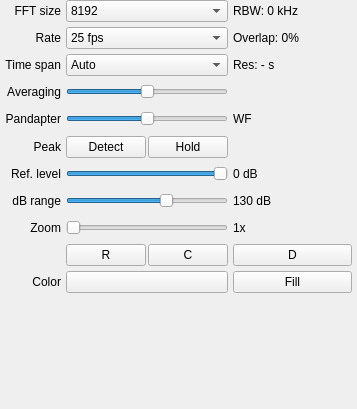
Above: src/qtgui/dockfft.ui from gqrx-sdr/gqrx before the change. Below: the same form after it.
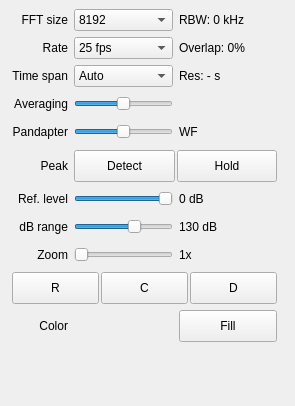
That is the form after the change. Icons and pictures are not drawn. Custom widgets are drawn as their Qt base class.

Commit message:
Fix the square button issue on OS X.
As it turns out, the reason for the square buttons on OS X is a feature.
The button corners change automatically when the button width becomes
smaller than 50 or the height becomes smaller than 30 pixels. So, in otder
to prevent the buttons become square shaped I set the minimum size to
50x32 pixels.

```diff
--- a/src/qtgui/dockfft.ui
+++ b/src/qtgui/dockfft.ui
@@ -6,20 +6,20 @@
    <rect>
     <x>0</x>
     <y>0</y>
-    <width>357</width>
-    <height>409</height>
+    <width>295</width>
+    <height>406</height>
    </rect>
   </property>
   <property name="sizePolicy">
-   <sizepolicy hsizetype="Expanding" vsizetype="Expanding">
+   <sizepolicy hsizetype="Preferred" vsizetype="Preferred">
     <horstretch>0</horstretch>
     <verstretch>0</verstretch>
    </sizepolicy>
   </property>
   <property name="minimumSize">
    <size>
-    <width>357</width>
-    <height>409</height>
+    <width>295</width>
+    <height>406</height>
    </size>
   </property>
   <property name="windowIcon">
@@ -38,108 +38,61 @@
   <widget class="QWidget" name="dockWidgetContents">
    <layout class="QVBoxLayout" name="verticalLayout">
     <property name="spacing">
-     <number>5</number>
+     <number>0</number>
     </property>
     <property name="leftMargin">
-     <number>5</number>
+     <number>0</number>
     </property>
     <property name="topMargin">
      <number>0</number>
     </property>
-    <property name="rightMargin">
-     <number>5</number>
-    </property>
     <property name="bottomMargin">
      <number>0</number>
     </property>
     <item>
-     <layout class="QGridLayout" name="gridLayout" columnstretch="0,0,0">
-      <property name="bottomMargin">
-       <number>5</number>
-      </property>
-      <property name="spacing">
-       <number>5</number>
-      </property>
-      <item row="4" column="0">
-       <widget class="QLabel" name="pandLabel">
+     <widget class="QScrollArea" name="scrollArea">
         <property name="sizePolicy">
-         <sizepolicy hsizetype="Preferred" vsizetype="Preferred">
+       <sizepolicy hsizetype="Minimum" vsizetype="Minimum">
           <horstretch>0</horstretch>
           <verstretch>0</verstretch>
          </sizepolicy>
         </property>
-        <property name="text">
-         <string>Pandapter</string>
-        </property>
-        <property name="alignment">
-         <set>Qt::AlignRight|Qt::AlignTrailing|Qt::AlignVCenter</set>
-        </property>
-       </widget>
-      </item>
-      <item row="3" column="1">
-       <widget class="QSlider" name="fftAvgSlider">
-        <property name="sizePolicy">
-         <sizepolicy hsizetype="MinimumExpanding" vsizetype="Preferred">
-          <horstretch>0</horstretch>
-          <verstretch>0</verstretch>
-         </sizepolicy>
-        </property>
-        <property name="minimumSize">
-         <size>
-          <width>0</width>
-          <height>22</height>
-         </size>
-        </property>
-        <property name="toolTip">
-         <string>FFT averaging gain</string>
+      <property name="frameShape">
+       <enum>QFrame::NoFrame</enum>
+      </property>
+      <property name="horizontalScrollBarPolicy">
+       <enum>Qt::ScrollBarAsNeeded</enum>
+      </property>
+      <property name="widgetResizable">
+       <bool>true</bool>
+      </property>
+      <widget class="QWidget" name="scrollAreaWidgetContents">
+       <property name="geometry">
+        <rect>
+         <x>0</x>
+         <y>0</y>
+         <width>283</width>
+         <height>394</height>
+        </rect>
+       </property>
+       <layout class="QGridLayout" name="gridLayout">
+        <property name="leftMargin">
+         <number>12</number>
         </property>
-        <property name="maximum">
-         <number>100</number>
-        </property>
-        <property name="value">
-         <number>50</number>
-        </property>
-        <property name="orientation">
-         <enum>Qt::Horizontal</enum>
-        </property>
-        <property name="invertedAppearance">
-         <bool>false</bool>
-        </property>
-        <property name="invertedControls">
-         <bool>false</bool>
-        </property>
-       </widget>
-      </item>
-      <item row="6" column="0">
-       <widget class="QLabel" name="label_1">
+        <item row="10" column="0">
+         <widget class="QLabel" name="colorLabel">
         <property name="toolTip">
          <string>The reference level is the level at the top of the FFT plot</string>
         </property>
         <property name="text">
-         <string>Ref. level</string>
+           <string>Color</string>
         </property>
         <property name="alignment">
          <set>Qt::AlignRight|Qt::AlignTrailing|Qt::AlignVCenter</set>
         </property>
        </widget>
       </item>
-      <item row="4" column="2">
-       <widget class="QLabel" name="wfLabel">
-        <property name="sizePolicy">
-         <sizepolicy hsizetype="MinimumExpanding" vsizetype="Preferred">
-          <horstretch>0</horstretch>
-          <verstretch>0</verstretch>
-         </sizepolicy>
-        </property>
-        <property name="text">
-         <string>WF</string>
-        </property>
-        <property name="alignment">
-         <set>Qt::AlignLeading|Qt::AlignLeft|Qt::AlignVCenter</set>
-        </property>
-       </widget>
-      </item>
-      <item row="11" column="1">
+        <item row="10" column="1">
        <widget class="QtColorPicker" name="colorPicker">
         <property name="sizePolicy">
          <sizepolicy hsizetype="MinimumExpanding" vsizetype="Preferred">
@@ -147,61 +100,28 @@
           <verstretch>0</verstretch>
          </sizepolicy>
         </property>
-        <property name="toolTip">
-         <string>Color for the FFT plot</string>
-        </property>
-        <property name="text">
-         <string/>
-        </property>
-       </widget>
-      </item>
-      <item row="4" column="1">
-       <widget class="QSlider" name="fftSplitSlider">
-        <property name="sizePolicy">
-         <sizepolicy hsizetype="MinimumExpanding" vsizetype="Preferred">
-          <horstretch>0</horstretch>
-          <verstretch>0</verstretch>
-         </sizepolicy>
-        </property>
         <property name="minimumSize">
          <size>
-          <width>0</width>
-          <height>22</height>
+            <width>50</width>
+            <height>32</height>
          </size>
         </property>
         <property name="toolTip">
-         <string>Spatial distribution between pandapter and waterfall</string>
-        </property>
-        <property name="minimum">
-         <number>0</number>
-        </property>
-        <property name="maximum">
-         <number>100</number>
-        </property>
-        <property name="value">
-         <number>50</number>
-        </property>
-        <property name="orientation">
-         <enum>Qt::Horizontal</enum>
-        </property>
-       </widget>
-      </item>
-      <item row="5" column="1">
-       <layout class="QHBoxLayout" name="horizontalLayout_2" stretch="0,0">
-        <property name="spacing">
-         <number>2</number>
-        </property>
-        <property name="sizeConstraint">
-         <enum>QLayout::SetDefaultConstraint</enum>
-        </property>
-        <property name="topMargin">
-         <number>1</number>
-        </property>
-        <property name="bottomMargin">
-         <number>0</number>
-        </property>
-        <item>
-         <widget class="QPushButton" name="peakDetectionButton">
+           <string>Click to select color for the FFT plot</string>
+          </property>
+          <property name="statusTip">
+           <string>Click to select color for the FFT plot</string>
+          </property>
+          <property name="text">
+           <string/>
+          </property>
+          <property name="flat">
+           <bool>true</bool>
+          </property>
+         </widget>
+        </item>
+        <item row="10" column="2">
+         <widget class="QPushButton" name="fillButton">
           <property name="sizePolicy">
            <sizepolicy hsizetype="MinimumExpanding" vsizetype="Preferred">
             <horstretch>0</horstretch>
@@ -210,8 +130,8 @@
           </property>
           <property name="minimumSize">
            <size>
-            <width>0</width>
-            <height>0</height>
+            <width>50</width>
+            <height>32</height>
            </size>
           </property>
           <property name="maximumSize">
@@ -224,66 +144,28 @@
            <string>Enable peak detection in FFT</string>
           </property>
           <property name="text">
-           <string>Detect</string>
+           <string>Fill</string>
           </property>
           <property name="checkable">
            <bool>true</bool>
           </property>
          </widget>
         </item>
-        <item>
-         <widget class="QPushButton" name="peakHoldButton">
-          <property name="sizePolicy">
-           <sizepolicy hsizetype="MinimumExpanding" vsizetype="Preferred">
-            <horstretch>0</horstretch>
-            <verstretch>0</verstretch>
-           </sizepolicy>
-          </property>
-          <property name="minimumSize">
-           <size>
-            <width>0</width>
-            <height>0</height>
-           </size>
-          </property>
-          <property name="maximumSize">
-           <size>
-            <width>16777215</width>
-            <height>16777215</height>
-           </size>
-          </property>
+        <item row="2" column="1">
+         <widget class="QComboBox" name="wfSpanComboBox">
           <property name="toolTip">
            <string>Toggle peak hold in FFT</string>
           </property>
+          <item>
           <property name="text">
-           <string>Hold</string>
-          </property>
-          <property name="checkable">
-           <bool>true</bool>
-          </property>
-         </widget>
-        </item>
-       </layout>
-      </item>
-      <item row="1" column="1">
-       <widget class="QComboBox" name="fftRateComboBox">
-        <property name="sizePolicy">
-         <sizepolicy hsizetype="MinimumExpanding" vsizetype="Preferred">
-          <horstretch>0</horstretch>
-          <verstretch>0</verstretch>
-         </sizepolicy>
-        </property>
-        <property name="minimumSize">
-         <size>
-          <width>0</width>
-          <height>0</height>
-         </size>
-        </property>
-        <property name="toolTip">
-         <string>FFT refresh rate</string>
-        </property>
-        <property name="currentIndex">
-         <number>3</number>
-        </property>
+            <string>Auto</string>
+           </property>
+          </item>
+          <item>
+           <property name="text">
+            <string>5 min</string>
+           </property>
+          </item>
         <item>
          <property name="text">
           <string>60 fps</string>
@@ -301,7 +183,7 @@
         </item>
         <item>
          <property name="text">
-          <string>25 fps</string>
+            <string>30 min</string>
          </property>
         </item>
         <item>
@@ -341,6 +223,19 @@
         </item>
        </widget>
       </item>
+        <item row="2" column="2">
+         <widget class="QLabel" name="wfResLabel">
+          <property name="toolTip">
+           <string>Waterfall time resolution.</string>
+          </property>
+          <property name="statusTip">
+           <string/>
+          </property>
+          <property name="text">
+           <string>Res: - s</string>
+          </property>
+         </widget>
+        </item>
       <item row="3" column="0">
        <widget class="QLabel" name="fftAvgLabel">
         <property name="sizePolicy">
@@ -360,50 +255,57 @@
         </property>
        </widget>
       </item>
-      <item row="0" column="0">
-       <widget class="QLabel" name="fftSizeLabel">
+        <item row="3" column="1">
+         <widget class="QSlider" name="fftAvgSlider">
+          <property name="sizePolicy">
+           <sizepolicy hsizetype="MinimumExpanding" vsizetype="Preferred">
+            <horstretch>0</horstretch>
+            <verstretch>0</verstretch>
+           </sizepolicy>
+          </property>
+          <property name="minimumSize">
+           <size>
+            <width>0</width>
+            <height>22</height>
+           </size>
+          </property>
+          <property name="toolTip">
+           <string>FFT averaging gain</string>
+          </property>
+          <property name="maximum">
+           <number>100</number>
+          </property>
+          <property name="value">
+           <number>50</number>
+          </property>
+          <property name="orientation">
+           <enum>Qt::Horizontal</enum>
+          </property>
+          <property name="invertedAppearance">
+           <bool>false</bool>
+          </property>
+          <property name="invertedControls">
+           <bool>false</bool>
+          </property>
+         </widget>
+        </item>
+        <item row="4" column="0">
+         <widget class="QLabel" name="pandLabel">
+          <property name="sizePolicy">
+           <sizepolicy hsizetype="Preferred" vsizetype="Preferred">
+            <horstretch>0</horstretch>
+            <verstretch>0</verstretch>
+           </sizepolicy>
+          </property>
         <property name="text">
-         <string>FFT size</string>
+           <string>Pandapter</string>
         </property>
         <property name="alignment">
          <set>Qt::AlignRight|Qt::AlignTrailing|Qt::AlignVCenter</set>
         </property>
        </widget>
       </item>
-      <item row="6" column="2">
-       <widget class="QLabel" name="reflevelLabel">
-        <property name="toolTip">
-         <string>The reference level is the level at the top of the FFT plot</string>
-        </property>
-        <property name="statusTip">
-         <string/>
-        </property>
-        <property name="text">
-         <string>0 dB</string>
-        </property>
-       </widget>
-      </item>
-      <item row="1" column="2">
-       <widget class="QLabel" name="fftOvrLabel">
-        <property name="toolTip">
-         <string>FFT buffer overlap between two consecutive FFT calculations.</string>
-        </property>
-        <property name="text">
-         <string>Overlap: 0%</string>
-        </property>
-       </widget>
-      </item>
-      <item row="7" column="2">
-       <widget class="QLabel" name="rangeLabel">
-        <property name="toolTip">
-         <string>The range of the FFT plot</string>
-        </property>
-        <property name="text">
-         <string>130 dB</string>
-        </property>
-       </widget>
-      </item>
-      <item row="9" column="1">
+        <item row="8" column="1">
        <widget class="QSlider" name="fftZoomSlider">
         <property name="sizePolicy">
          <sizepolicy hsizetype="MinimumExpanding" vsizetype="Preferred">
@@ -443,26 +345,27 @@
         </property>
        </widget>
       </item>
-      <item row="9" column="0">
-       <widget class="QLabel" name="zoomLAbel">
+        <item row="8" column="2">
+         <widget class="QLabel" name="zoomLevelLabel">
+          <property name="sizePolicy">
+           <sizepolicy hsizetype="MinimumExpanding" vsizetype="Preferred">
+            <horstretch>0</horstretch>
+            <verstretch>0</verstretch>
+           </sizepolicy>
+          </property>
         <property name="toolTip">
          <string>Zooming shortcuts</string>
         </property>
         <property name="text">
-         <string>Zoom</string>
+           <string>1x</string>
         </property>
         <property name="alignment">
-         <set>Qt::AlignRight|Qt::AlignTrailing|Qt::AlignVCenter</set>
+           <set>Qt::AlignLeading|Qt::AlignLeft|Qt::AlignVCenter</set>
         </property>
        </widget>
       </item>
-      <item row="10" column="1">
-       <layout class="QHBoxLayout" name="horizontalLayout" stretch="0,0">
-        <property name="spacing">
-         <number>2</number>
-        </property>
-        <item>
-         <widget class="QPushButton" name="resetButton">
+        <item row="4" column="1">
+         <widget class="QSlider" name="fftSplitSlider">
           <property name="sizePolicy">
            <sizepolicy hsizetype="MinimumExpanding" vsizetype="Preferred">
             <horstretch>0</horstretch>
@@ -472,81 +375,23 @@
           <property name="minimumSize">
            <size>
             <width>0</width>
-            <height>0</height>
+            <height>22</height>
            </size>
           </property>
-          <property name="maximumSize">
-           <size>
-            <width>16777215</width>
-            <height>16777215</height>
-           </size>
-          </property>
           <property name="toolTip">
            <string>Reset zoom level to 1x</string>
           </property>
-          <property name="text">
-           <string>R</string>
+          <property name="minimum">
+           <number>0</number>
           </property>
-         </widget>
-        </item>
-        <item>
-         <widget class="QPushButton" name="centerButton">
-          <property name="sizePolicy">
-           <sizepolicy hsizetype="MinimumExpanding" vsizetype="Preferred">
-            <horstretch>0</horstretch>
-            <verstretch>0</verstretch>
-           </sizepolicy>
+          <property name="maximum">
+           <number>100</number>
           </property>
-          <property name="minimumSize">
-           <size>
-            <width>0</width>
-            <height>0</height>
-           </size>
+          <property name="value">
+           <number>50</number>
           </property>
-          <property name="maximumSize">
-           <size>
-            <width>16777215</width>
-            <height>16777215</height>
-           </size>
-          </property>
-          <property name="toolTip">
-           <string>Center FFT around original center frequency</string>
-          </property>
-          <property name="text">
-           <string>C</string>
-          </property>
-         </widget>
-        </item>
-       </layout>
-      </item>
-      <item row="11" column="2">
-       <widget class="QPushButton" name="fillButton">
-        <property name="sizePolicy">
-         <sizepolicy hsizetype="MinimumExpanding" vsizetype="Preferred">
-          <horstretch>0</horstretch>
-          <verstretch>0</verstretch>
-         </sizepolicy>
-        </property>
-        <property name="minimumSize">
-         <size>
-          <width>0</width>
-          <height>0</height>
-         </size>
-        </property>
-        <property name="maximumSize">
-         <size>
-          <width>16777215</width>
-          <height>16777215</height>
-         </size>
-        </property>
-        <property name="toolTip">
-         <string>Fill the area below the FFT plot with a gradient</string>
-        </property>
-        <property name="text">
-         <string>Fill</string>
-        </property>
-        <property name="checkable">
-         <bool>true</bool>
+          <property name="orientation">
+           <enum>Qt::Horizontal</enum>
         </property>
        </widget>
       </item>
@@ -655,78 +500,6 @@
         </item>
        </widget>
       </item>
-      <item row="10" column="2">
-       <widget class="QPushButton" name="demodButton">
-        <property name="sizePolicy">
-         <sizepolicy hsizetype="MinimumExpanding" vsizetype="Preferred">
-          <horstretch>0</horstretch>
-          <verstretch>0</verstretch>
-         </sizepolicy>
-        </property>
-        <property name="minimumSize">
-         <size>
-          <width>0</width>
-          <height>0</height>
-         </size>
-        </property>
-        <property name="maximumSize">
-         <size>
-          <width>16777215</width>
-          <height>16777215</height>
-         </size>
-        </property>
-        <property name="toolTip">
-         <string>Center FFT around demodulator frequency</string>
-        </property>
-        <property name="text">
-         <string>D</string>
-        </property>
-       </widget>
-      </item>
-      <item row="7" column="1">
-       <widget class="QSlider" name="rangeSlider">
-        <property name="sizePolicy">
-         <sizepolicy hsizetype="MinimumExpanding" vsizetype="Fixed">
-          <horstretch>0</horstretch>
-          <verstretch>0</verstretch>
-         </sizepolicy>
-        </property>
-        <property name="minimumSize">
-         <size>
-          <width>0</width>
-          <height>22</height>
-         </size>
-        </property>
-        <property name="toolTip">
-         <string>The range of the FFT plot</string>
-        </property>
-        <property name="minimum">
-         <number>10</number>
-        </property>
-        <property name="maximum">
-         <number>200</number>
-        </property>
-        <property name="value">
-         <number>130</number>
-        </property>
-        <property name="sliderPosition">
-         <number>130</number>
-        </property>
-        <property name="orientation">
-         <enum>Qt::Horizontal</enum>
-        </property>
-       </widget>
-      </item>
-      <item row="5" column="0">
-       <widget class="QLabel" name="peakLabel">
-        <property name="text">
-         <string>Peak</string>
-        </property>
-        <property name="alignment">
-         <set>Qt::AlignRight|Qt::AlignTrailing|Qt::AlignVCenter</set>
-        </property>
-       </widget>
-      </item>
       <item row="0" column="2">
        <widget class="QLabel" name="fftRbwLabel">
         <property name="toolTip">
@@ -737,56 +510,6 @@
         </property>
        </widget>
       </item>
-      <item row="11" column="0">
-       <widget class="QLabel" name="colorLabel">
-        <property name="toolTip">
-         <string>Color for the FFT plot</string>
-        </property>
-        <property name="text">
-         <string>Color</string>
-        </property>
-        <property name="alignment">
-         <set>Qt::AlignRight|Qt::AlignTrailing|Qt::AlignVCenter</set>
-        </property>
-       </widget>
-      </item>
-      <item row="6" column="1">
-       <widget class="QSlider" name="reflevelSlider">
-        <property name="sizePolicy">
-         <sizepolicy hsizetype="MinimumExpanding" vsizetype="Preferred">
-          <horstretch>0</horstretch>
-          <verstretch>0</verstretch>
-         </sizepolicy>
-        </property>
-        <property name="minimumSize">
-         <size>
-          <width>0</width>
-          <height>22</height>
-         </size>
-        </property>
-        <property name="toolTip">
-         <string>The reference level is the level at the top of the FFT plot</string>
-        </property>
-        <property name="minimum">
-         <number>-100</number>
-        </property>
-        <property name="maximum">
-         <number>0</number>
-        </property>
-        <property name="value">
-         <number>0</number>
-        </property>
-        <property name="sliderPosition">
-         <number>0</number>
-        </property>
-        <property name="orientation">
-         <enum>Qt::Horizontal</enum>
-        </property>
-        <property name="invertedControls">
-         <bool>false</bool>
-        </property>
-       </widget>
-      </item>
       <item row="1" column="0">
        <widget class="QLabel" name="fftRateLabel">
         <property name="text">
@@ -797,35 +520,90 @@
         </property>
        </widget>
       </item>
-      <item row="7" column="0">
-       <widget class="QLabel" name="label_2">
-        <property name="toolTip">
-         <string>The range of the FFT plot</string>
-        </property>
-        <property name="text">
-         <string>dB range</string>
-        </property>
-        <property name="alignment">
-         <set>Qt::AlignRight|Qt::AlignTrailing|Qt::AlignVCenter</set>
-        </property>
-       </widget>
-      </item>
-      <item row="9" column="2">
-       <widget class="QLabel" name="zoomLevelLabel">
+        <item row="1" column="1">
+         <widget class="QComboBox" name="fftRateComboBox">
         <property name="sizePolicy">
          <sizepolicy hsizetype="MinimumExpanding" vsizetype="Preferred">
           <horstretch>0</horstretch>
           <verstretch>0</verstretch>
          </sizepolicy>
         </property>
+          <property name="minimumSize">
+           <size>
+            <width>0</width>
+            <height>0</height>
+           </size>
+          </property>
         <property name="toolTip">
-         <string>Current zoom level</string>
-        </property>
+           <string>FFT refresh rate</string>
+          </property>
+          <property name="currentIndex">
+           <number>3</number>
+          </property>
+          <item>
         <property name="text">
-         <string>1x</string>
-        </property>
-        <property name="alignment">
-         <set>Qt::AlignLeading|Qt::AlignLeft|Qt::AlignVCenter</set>
+            <string>60 fps</string>
+           </property>
+          </item>
+          <item>
+           <property name="text">
+            <string>50 fps</string>
+           </property>
+          </item>
+          <item>
+           <property name="text">
+            <string>30 fps</string>
+           </property>
+          </item>
+          <item>
+           <property name="text">
+            <string>25 fps</string>
+           </property>
+          </item>
+          <item>
+           <property name="text">
+            <string>20 fps</string>
+           </property>
+          </item>
+          <item>
+           <property name="text">
+            <string>17 fps</string>
+           </property>
+          </item>
+          <item>
+           <property name="text">
+            <string>15 fps</string>
+           </property>
+          </item>
+          <item>
+           <property name="text">
+            <string>10 fps</string>
+           </property>
+          </item>
+          <item>
+           <property name="text">
+            <string>5 fps</string>
+           </property>
+          </item>
+          <item>
+           <property name="text">
+            <string>1 fps</string>
+           </property>
+          </item>
+          <item>
+           <property name="text">
+            <string>0 fps</string>
+           </property>
+          </item>
+         </widget>
+        </item>
+        <item row="1" column="2">
+         <widget class="QLabel" name="fftOvrLabel">
+          <property name="toolTip">
+           <string>FFT buffer overlap between two consecutive FFT calculations.</string>
+          </property>
+          <property name="text">
+           <string>Overlap: 0%</string>
         </property>
        </widget>
       </item>
@@ -845,80 +623,84 @@
         </property>
        </widget>
       </item>
-      <item row="2" column="1">
-       <widget class="QComboBox" name="wfSpanComboBox">
-        <property name="toolTip">
-         <string>The vertical time span on the waterfall.</string>
-        </property>
-        <item>
+        <item row="4" column="2">
+         <widget class="QLabel" name="wfLabel">
+          <property name="sizePolicy">
+           <sizepolicy hsizetype="MinimumExpanding" vsizetype="Preferred">
+            <horstretch>0</horstretch>
+            <verstretch>0</verstretch>
+           </sizepolicy>
+          </property>
          <property name="text">
-          <string>Auto</string>
-         </property>
-        </item>
-        <item>
-         <property name="text">
-          <string>5 min</string>
-         </property>
+           <string>WF</string>
+          </property>
+          <property name="alignment">
+           <set>Qt::AlignLeading|Qt::AlignLeft|Qt::AlignVCenter</set>
+          </property>
+         </widget>
         </item>
-        <item>
+        <item row="5" column="0">
+         <widget class="QLabel" name="peakLabel">
          <property name="text">
-          <string>10 min</string>
-         </property>
-        </item>
-        <item>
-         <property name="text">
-          <string>15 min</string>
-         </property>
+           <string>Peak</string>
+          </property>
+          <property name="alignment">
+           <set>Qt::AlignRight|Qt::AlignTrailing|Qt::AlignVCenter</set>
+          </property>
+         </widget>
         </item>
-        <item>
-         <property name="text">
-          <string>20 min</string>
-         </property>
-        </item>
-        <item>
+        <item row="6" column="0">
+         <widget class="QLabel" name="label_1">
+          <property name="toolTip">
+           <string>The reference level is the level at the top of the FFT plot</string>
+          </property>
          <property name="text">
-          <string>30 min</string>
-         </property>
-        </item>
-        <item>
-         <property name="text">
-          <string>1 hour</string>
-         </property>
+           <string>Ref. level</string>
+          </property>
+          <property name="alignment">
+           <set>Qt::AlignRight|Qt::AlignTrailing|Qt::AlignVCenter</set>
+          </property>
+         </widget>
         </item>
-        <item>
-         <property name="text">
-          <string>2 hours</string>
-         </property>
-        </item>
-        <item>
-         <property name="text">
-          <string>5 hours</string>
-         </property>
-        </item>
-        <item>
-         <property name="text">
-          <string>10 hours</string>
-         </property>
-        </item>
-        <item>
-         <property name="text">
-          <string>16 hours</string>
-         </property>
-        </item>
-        <item>
-         <property name="text">
-          <string>24 hours</string>
-         </property>
-        </item>
-        <item>
-         <property name="text">
-          <string>48 hours</string>
-         </property>
-        </item>
-       </widget>
-      </item>
-      <item row="2" column="2">
-       <widget class="QLabel" name="wfResLabel">
+        <item row="6" column="1">
+         <widget class="QSlider" name="reflevelSlider">
+          <property name="sizePolicy">
+           <sizepolicy hsizetype="MinimumExpanding" vsizetype="Preferred">
+            <horstretch>0</horstretch>
+            <verstretch>0</verstretch>
+           </sizepolicy>
+          </property>
+          <property name="minimumSize">
+           <size>
+            <width>0</width>
+            <height>22</height>
+           </size>
+          </property>
+          <property name="toolTip">
+           <string>The reference level is the level at the top of the FFT plot</string>
+          </property>
+          <property name="minimum">
+           <number>-100</number>
+          </property>
+          <property name="maximum">
+           <number>0</number>
+          </property>
+          <property name="value">
+           <number>0</number>
+          </property>
+          <property name="sliderPosition">
+           <number>0</number>
+          </property>
+          <property name="orientation">
+           <enum>Qt::Horizontal</enum>
+          </property>
+          <property name="invertedControls">
+           <bool>false</bool>
+          </property>
+         </widget>
+        </item>
+        <item row="6" column="2">
+         <widget class="QLabel" name="reflevelLabel">
         <property name="toolTip">
          <string>Waterfall time resolution.</string>
         </property>
@@ -926,13 +708,91 @@
          <string/>
         </property>
         <property name="text">
-         <string>Res: - s</string>
+           <string>0 dB</string>
         </property>
        </widget>
       </item>
-     </layout>
-    </item>
-    <item>
+        <item row="7" column="0">
+         <widget class="QLabel" name="label_2">
+          <property name="toolTip">
+           <string>The range of the FFT plot</string>
+          </property>
+          <property name="text">
+           <string>dB range</string>
+          </property>
+          <property name="alignment">
+           <set>Qt::AlignRight|Qt::AlignTrailing|Qt::AlignVCenter</set>
+          </property>
+         </widget>
+        </item>
+        <item row="7" column="1">
+         <widget class="QSlider" name="rangeSlider">
+          <property name="sizePolicy">
+           <sizepolicy hsizetype="MinimumExpanding" vsizetype="Fixed">
+            <horstretch>0</horstretch>
+            <verstretch>0</verstretch>
+           </sizepolicy>
+          </property>
+          <property name="minimumSize">
+           <size>
+            <width>0</width>
+            <height>22</height>
+           </size>
+          </property>
+          <property name="toolTip">
+           <string>The range of the FFT plot</string>
+          </property>
+          <property name="minimum">
+           <number>10</number>
+          </property>
+          <property name="maximum">
+           <number>200</number>
+          </property>
+          <property name="value">
+           <number>130</number>
+          </property>
+          <property name="sliderPosition">
+           <number>130</number>
+          </property>
+          <property name="orientation">
+           <enum>Qt::Horizontal</enum>
+          </property>
+         </widget>
+        </item>
+        <item row="7" column="2">
+         <widget class="QLabel" name="rangeLabel">
+          <property name="toolTip">
+           <string>The range of the FFT plot</string>
+          </property>
+          <property name="text">
+           <string>130 dB</string>
+          </property>
+         </widget>
+        </item>
+        <item row="8" column="0">
+         <widget class="QLabel" name="zoomLAbel">
+          <property name="toolTip">
+           <string>Zooming shortcuts</string>
+          </property>
+          <property name="text">
+           <string>Zoom</string>
+          </property>
+          <property name="alignment">
+           <set>Qt::AlignRight|Qt::AlignTrailing|Qt::AlignVCenter</set>
+          </property>
+         </widget>
+        </item>
+        <item row="0" column="0">
+         <widget class="QLabel" name="fftSizeLabel">
+          <property name="text">
+           <string>FFT size</string>
+          </property>
+          <property name="alignment">
+           <set>Qt::AlignRight|Qt::AlignTrailing|Qt::AlignVCenter</set>
+          </property>
+         </widget>
+        </item>
+        <item row="11" column="1">
      <spacer name="verticalSpacer">
       <property name="orientation">
        <enum>Qt::Vertical</enum>
@@ -940,10 +800,183 @@
       <property name="sizeHint" stdset="0">
        <size>
         <width>10</width>
-        <height>5</height>
+            <height>10</height>
        </size>
       </property>
      </spacer>
+        </item>
+        <item row="5" column="1" colspan="2">
+         <layout class="QHBoxLayout" name="horizontalLayout_2" stretch="0,0">
+          <property name="spacing">
+           <number>2</number>
+          </property>
+          <property name="sizeConstraint">
+           <enum>QLayout::SetDefaultConstraint</enum>
+          </property>
+          <property name="topMargin">
+           <number>1</number>
+          </property>
+          <property name="bottomMargin">
+           <number>0</number>
+          </property>
+          <item>
+           <widget class="QPushButton" name="peakDetectionButton">
+            <property name="sizePolicy">
+             <sizepolicy hsizetype="MinimumExpanding" vsizetype="Preferred">
+              <horstretch>0</horstretch>
+              <verstretch>0</verstretch>
+             </sizepolicy>
+            </property>
+            <property name="minimumSize">
+             <size>
+              <width>50</width>
+              <height>32</height>
+             </size>
+            </property>
+            <property name="maximumSize">
+             <size>
+              <width>16777215</width>
+              <height>16777215</height>
+             </size>
+            </property>
+            <property name="toolTip">
+             <string>Enable peak detection in FFT</string>
+            </property>
+            <property name="text">
+             <string>Detect</string>
+            </property>
+            <property name="checkable">
+             <bool>true</bool>
+            </property>
+           </widget>
+          </item>
+          <item>
+           <widget class="QPushButton" name="peakHoldButton">
+            <property name="sizePolicy">
+             <sizepolicy hsizetype="MinimumExpanding" vsizetype="Preferred">
+              <horstretch>0</horstretch>
+              <verstretch>0</verstretch>
+             </sizepolicy>
+            </property>
+            <property name="minimumSize">
+             <size>
+              <width>50</width>
+              <height>32</height>
+             </size>
+            </property>
+            <property name="maximumSize">
+             <size>
+              <width>16777215</width>
+              <height>16777215</height>
+             </size>
+            </property>
+            <property name="toolTip">
+             <string>Toggle peak hold in FFT</string>
+            </property>
+            <property name="text">
+             <string>Hold</string>
+            </property>
+            <property name="checkable">
+             <bool>true</bool>
+            </property>
+           </widget>
+          </item>
+         </layout>
+        </item>
+        <item row="9" column="0" colspan="3">
+         <layout class="QHBoxLayout" name="horizontalLayout" stretch="0,0,0">
+          <property name="spacing">
+           <number>2</number>
+          </property>
+          <item>
+           <widget class="QPushButton" name="resetButton">
+            <property name="sizePolicy">
+             <sizepolicy hsizetype="MinimumExpanding" vsizetype="Preferred">
+              <horstretch>0</horstretch>
+              <verstretch>0</verstretch>
+             </sizepolicy>
+            </property>
+            <property name="minimumSize">
+             <size>
+              <width>50</width>
+              <height>32</height>
+             </size>
+            </property>
+            <property name="maximumSize">
+             <size>
+              <width>16777215</width>
+              <height>16777215</height>
+             </size>
+            </property>
+            <property name="toolTip">
+             <string>Reset zoom level to 1x</string>
+            </property>
+            <property name="text">
+             <string>R</string>
+            </property>
+           </widget>
+          </item>
+          <item>
+           <widget class="QPushButton" name="centerButton">
+            <property name="sizePolicy">
+             <sizepolicy hsizetype="MinimumExpanding" vsizetype="Preferred">
+              <horstretch>0</horstretch>
+              <verstretch>0</verstretch>
+             </sizepolicy>
+            </property>
+            <property name="minimumSize">
+             <size>
+              <width>50</width>
+              <height>32</height>
+             </size>
+            </property>
+            <property name="maximumSize">
+             <size>
+              <width>16777215</width>
+              <height>16777215</height>
+             </size>
+            </property>
+            <property name="toolTip">
+             <string>Center FFT around original center frequency</string>
+            </property>
+            <property name="text">
+             <string>C</string>
+            </property>
+           </widget>
+          </item>
+          <item>
+           <widget class="QPushButton" name="demodButton">
+            <property name="sizePolicy">
+             <sizepolicy hsizetype="MinimumExpanding" vsizetype="Preferred">
+              <horstretch>0</horstretch>
+              <verstretch>0</verstretch>
+             </sizepolicy>
+            </property>
+            <property name="minimumSize">
+             <size>
+              <width>50</width>
+              <height>32</height>
+             </size>
+            </property>
+            <property name="maximumSize">
+             <size>
+              <width>16777215</width>
+              <height>16777215</height>
+             </size>
+            </property>
+            <property name="toolTip">
+             <string>Center FFT around demodulator frequency</string>
+            </property>
+            <property name="text">
+             <string>D</string>
+            </property>
+           </widget>
+          </item>
+         </layout>
+        </item>
+       </layout>
+      </widget>
+     </widget>
     </item>
    </layout>
   </widget>
```
Left out of the diff: 35 changed lines with no effect on the pictures. Lines whose indentation alone changed are shown as unchanged. The commit also changes 2 other files.
